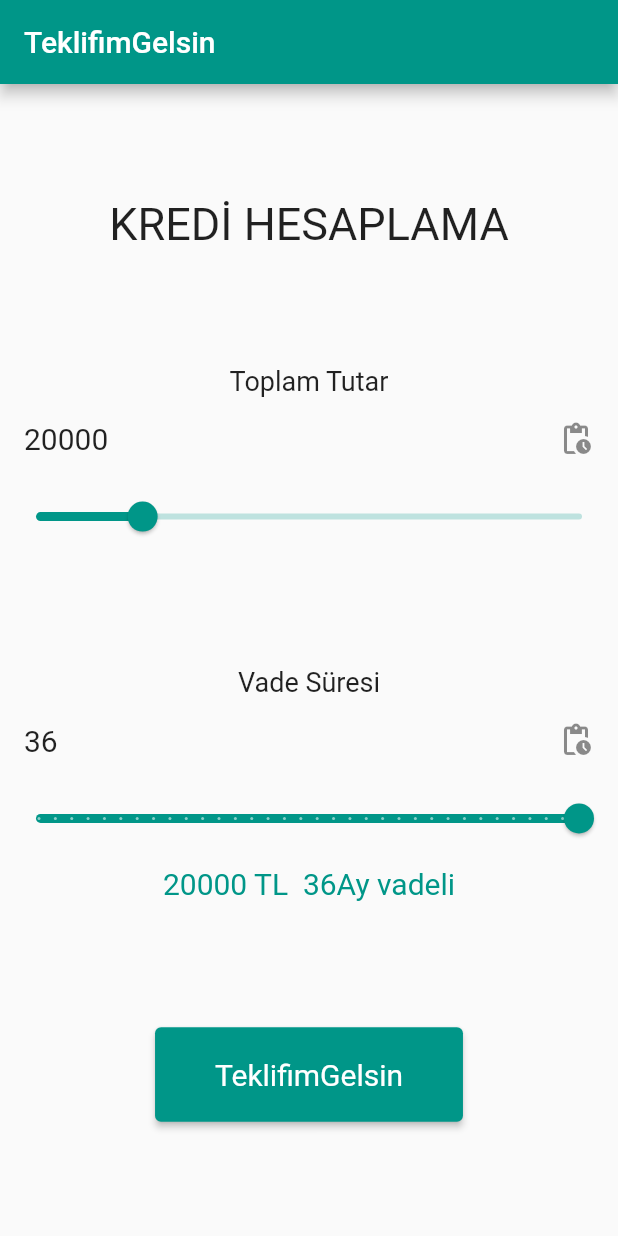
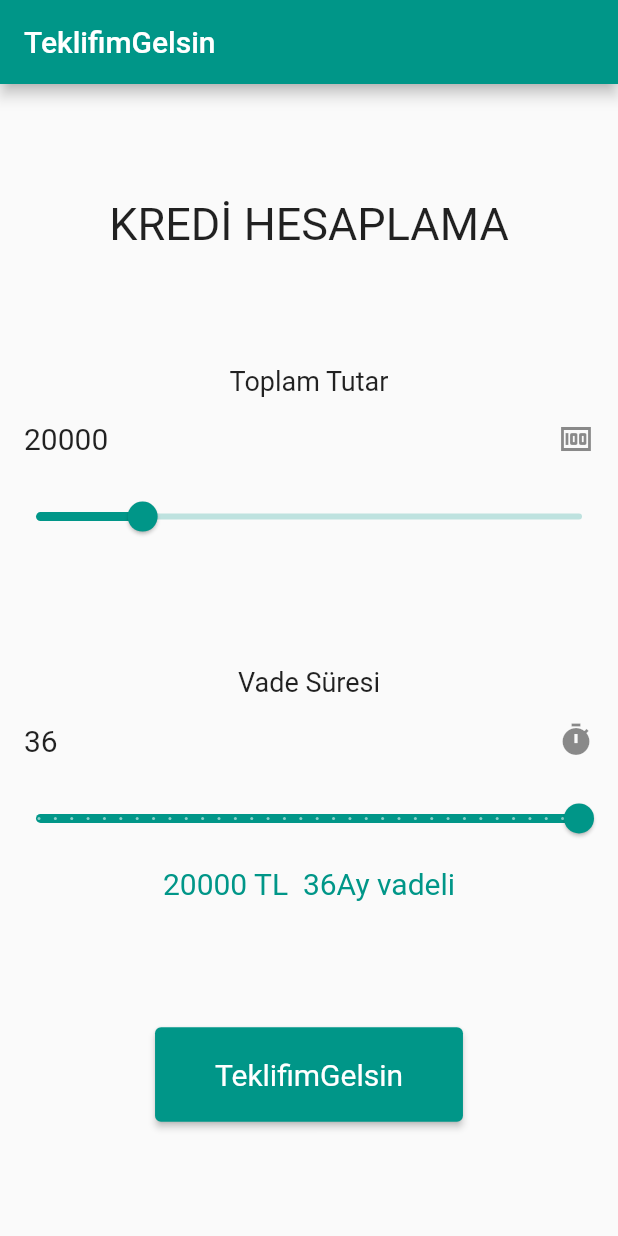
Before and after one commit to bugrahancamlibel/TeklifimGelsin-Task, a Flutter app: the screen it shows after launch, on a phone screen of 412 x 824 dp. Run offline on Flutter 3.47's test engine with Material 2 defaults, Android fonts, the phone set to English and light mode, and no system bars.

Commit message:
Change ListTile icons.

```diff
--- a/lib/search.dart
+++ b/lib/search.dart
@@ -42,7 +42,7 @@
             _amountSliderValue.round().toString(),
             style: const TextStyle(fontSize: 20),
           ),
-          trailing: const Icon(Icons.pending_actions),
+          trailing: const Icon(Icons.money),
         ),
         Slider(
           value: _amountSliderValue,
@@ -69,7 +69,7 @@
             _maturitySliderValue.round().toString(),
             style: const TextStyle(fontSize: 20),
           ),
-          trailing: const Icon(Icons.pending_actions),
+          trailing: const Icon(Icons.timer),
         ),
         Slider(
           value: _maturitySliderValue,
```
